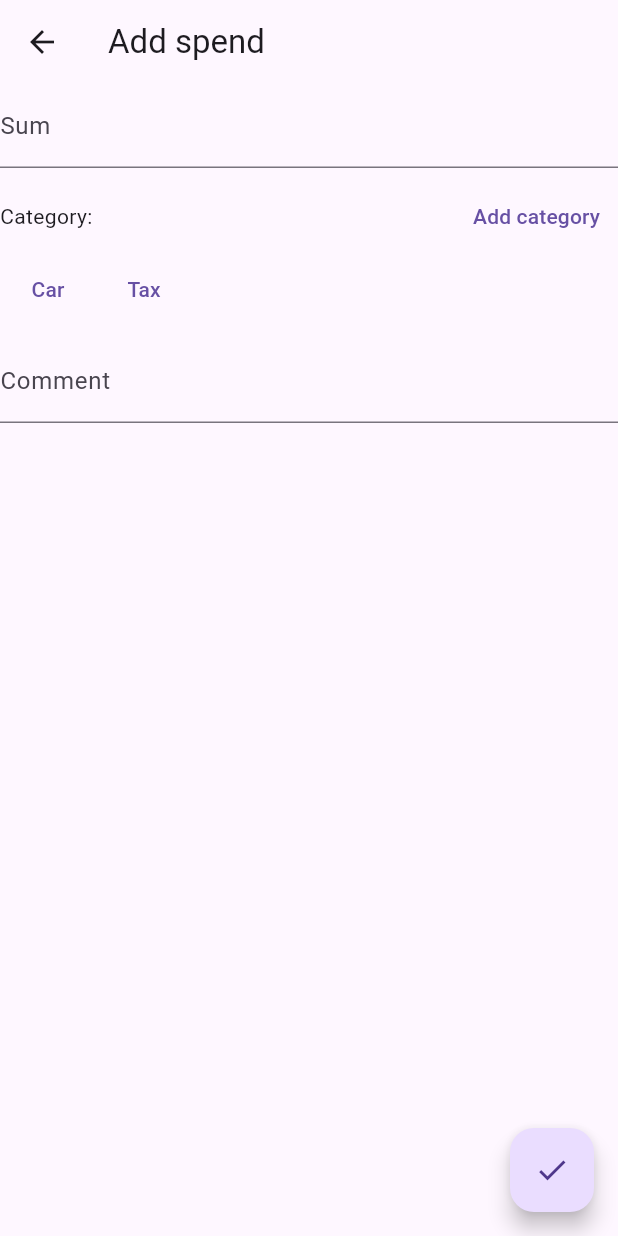
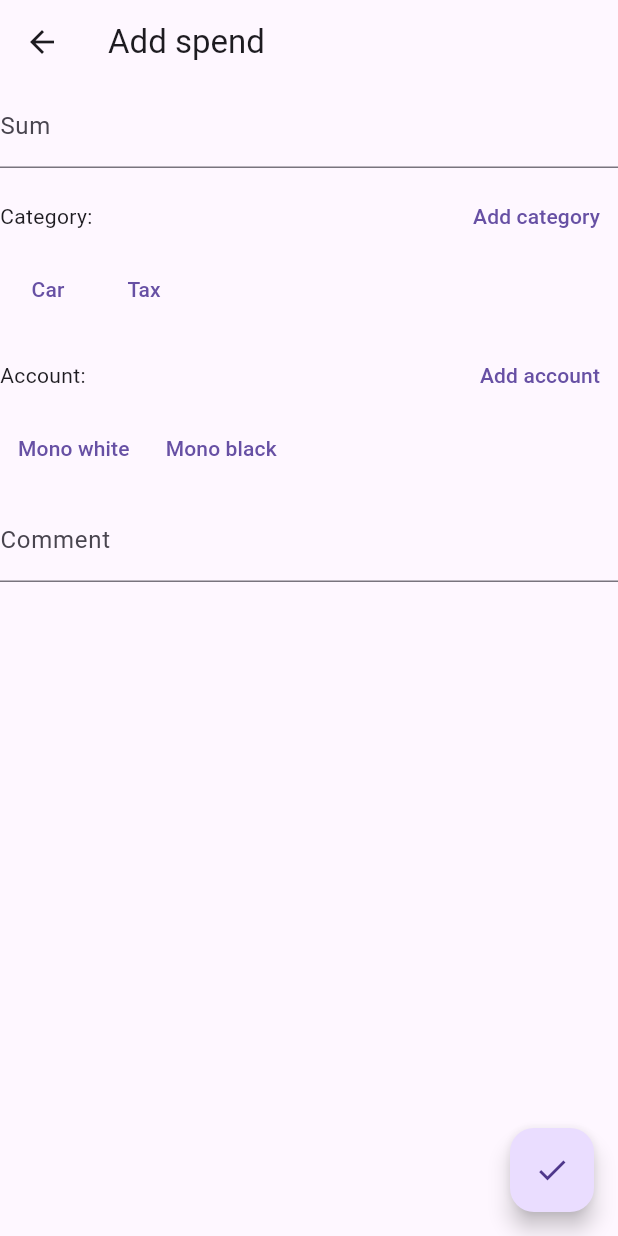
Before and after one commit to chitkiu/balance_budget, a Flutter app: the screen it shows after launch, after a tap on the "add" icon, on a phone screen of 412 x 824 dp. Run offline on Flutter 3.47's test engine with Material 2 defaults, Android fonts, the phone set to English and light mode, and no system bars; drawn by our look-alikes of flutter_platform_widgets; our stand-ins replace get, rxdart; generated files the repository leaves out were written again.

Commit message:
Added account

```diff
--- /dev/null
+++ b/lib/accounts/common/data/local_account_repository.dart
@@ -0,0 +1,70 @@
+import 'package:balance_budget/accounts/common/data/models/account.dart';
+import 'package:balance_budget/accounts/common/data/models/account_id.dart';
+import 'package:get/get.dart';
+import 'package:uuid/uuid.dart';
+
+class LocalAccountRepository {
+  final _uuid = const Uuid();
+  final RxList<Account> accounts = <Account>[].obs;
+
+  //TODO Remove after add normal storage
+  LocalAccountRepository() {
+    createDebit("Mono white", 1000);
+    createCredit("Mono black", 0, 1000);
+  }
+
+  void createDebit(String name, double totalBalance) {
+    accounts.add(DebitAccount(
+      id: AccountId(_uuid.v4()),
+      name: name,
+      totalBalance: totalBalance,
+    ));
+  }
+
+  void createCredit(String name, double ownBalance, double creditBalance) {
+    accounts.add(CreditAccount(
+      id: AccountId(_uuid.v4()),
+      name: name,
+      ownBalance: ownBalance,
+      creditBalance: creditBalance,
+    ));
+  }
+
+  Account? getAccountById(AccountId id) {
+    return accounts.firstWhereOrNull((element) => element.id == id);
+  }
+
+  void remove(AccountId category) {
+    accounts.removeWhere((element) => element.id == category);
+  }
+
+  void edit(AccountId id,
+      {String? name, double? totalBalance, double? ownBalance, double? creditBalance}) {
+
+    var editAccount = accounts.firstWhereOrNull((element) => element.id == id);
+    if (editAccount == null) {
+      return;
+    }
+
+    var index = accounts.lastIndexOf(editAccount);
+
+    accounts.removeAt(index);
+
+    Account? newAccount;
+
+    if (editAccount is DebitAccount) {
+      newAccount = editAccount.copyWith(
+        name: name,
+        totalBalance: totalBalance,
+      );
+    } else if (editAccount is CreditAccount) {
+      newAccount = editAccount.copyWith(
+        name: name,
+        ownBalance: ownBalance,
+        creditBalance: creditBalance,
+      );
+    }
+
+    accounts.insert(index, newAccount!);
+  }
+}
--- /dev/null
+++ b/lib/accounts/common/data/models/account_id.dart
@@ -0,0 +1,10 @@
+class AccountId {
+  final String id;
+
+  AccountId(this.id);
+
+  @override
+  String toString() {
+    return id;
+  }
+}
--- a/lib/home_screen/ui/home_screen.dart
+++ b/lib/home_screen/ui/home_screen.dart
@@ -1,3 +1,4 @@
+import 'package:balance_budget/accounts/common/data/local_account_repository.dart';
 import 'package:flutter/material.dart';
 import 'package:flutter_platform_widgets/flutter_platform_widgets.dart';
 import 'package:get/get.dart';
@@ -26,6 +27,7 @@ class _HomeScreenState extends State<HomeScreen> {
   void initState() {
     Get.lazyPut(() => LocalCategoryRepository());
     Get.lazyPut(() => LocalSpendRepository());
+    Get.lazyPut(() => LocalAccountRepository());
     Get.lazyPut(() => const SpendAggregator());
     super.initState();
   }
--- a/lib/l10n/app_en.arb
+++ b/lib/l10n/app_en.arb
@@ -8,7 +8,9 @@
   "addSpendTitle": "Add spend",
   "addSpendSumHint": "Sum",
   "addSpendCategoryHint": "Category:",
+  "addSpendAccountHint": "Account:",
   "addSpendCommentHint": "Comment",
+  "addAccount": "Add account",
   "addCategory": "Add category",
   "addCategoryNameHint": "Name"
 }
--- a/lib/l10n/app_uk.arb
+++ b/lib/l10n/app_uk.arb
@@ -8,7 +8,9 @@
   "addSpendTitle": "Додати витрату",
   "addSpendSumHint": "Сума",
   "addSpendCategoryHint": "Категорія:",
+  "addSpendAccountHint": "Аккаунт:",
   "addSpendCommentHint": "Коментар",
+  "addAccount": "Додати аккаунт",
   "addCategory": "Додати категорію",
   "addCategoryNameHint": "Назва"
 }
--- a/lib/spends/add/domain/add_spend_controller.dart
+++ b/lib/spends/add/domain/add_spend_controller.dart
@@ -1,5 +1,8 @@
 import 'dart:async';
 
+import 'package:balance_budget/accounts/common/data/local_account_repository.dart';
+import 'package:balance_budget/accounts/common/data/models/account_id.dart';
+import 'package:balance_budget/spends/add/ui/models/spend_account_ui_model.dart';
 import 'package:get/get.dart';
 import 'package:rxdart/rxdart.dart';
 
@@ -9,20 +12,29 @@ import '../../../categories/common/data/local_category_repository.dart';
 import '../../../categories/common/data/models/category_id.dart';
 import '../../common/data/local_spend_repository.dart';
 import '../ui/models/spend_category_ui_model.dart';
+import 'mappers/spend_account_ui_mapper.dart';
 import 'mappers/spend_category_ui_mapper.dart';
 
 class AddSpendController extends GetxController {
   final SpendCategoryUIMapper _spendCategoryUIMapper = SpendCategoryUIMapper();
+  final SpendAccountUIMapper _spendAccountUIMapper = SpendAccountUIMapper();
 
   LocalSpendRepository get _spendRepo => Get.find();
 
   LocalCategoryRepository get _categoryRepo => Get.find();
 
+  LocalAccountRepository get _accountRepo => Get.find();
+
   RxList<SpendCategoryUIModel> categoryList = <SpendCategoryUIModel>[].obs;
+
+  RxList<SpendAccountUIModel> accountList = <SpendAccountUIModel>[].obs;
 
   Rxn<CategoryId> selectedCategory = Rxn();
 
+  Rxn<AccountId> selectedAccount = Rxn();
+
   StreamSubscription? _subscription;
+  StreamSubscription? _accountSubscription;
 
   @override
   void onReady() {
@@ -41,6 +53,18 @@ class AddSpendController extends GetxController {
     _categoryRepo.categories.refresh();
     selectedCategory.refresh();
 
+    _accountSubscription?.cancel();
+    _accountSubscription = CombineLatestStream.combine2(
+      _accountRepo.accounts.stream,
+      selectedAccount.stream,
+      _spendAccountUIMapper.map,
+    ).listen((value) {
+      accountList.value = value;
+    });
+
+    _accountRepo.accounts.refresh();
+    selectedAccount.refresh();
+
     super.onReady();
   }
 
@@ -48,6 +72,8 @@ class AddSpendController extends GetxController {
   void onClose() {
     _subscription?.cancel();
     _subscription = null;
+    _accountSubscription?.cancel();
+    _accountSubscription = null;
     super.onClose();
   }
 
@@ -57,19 +83,25 @@ class AddSpendController extends GetxController {
       currentComment = null;
     }
 
-    var categoryId = selectedCategory.value;
     //TODO Add error
     if (double.tryParse(sum) == null) {
       return;
     }
 
+    var categoryId = selectedCategory.value;
     if (categoryId == null) {
+      return;
+    }
+
+    var accountId = selectedAccount.value;
+    if (accountId == null) {
       return;
     }
 
     _spendRepo.create(
         double.parse(sum),
         categoryId,
+        accountId,
         DateTime.now(),
         currentComment
     );
@@ -81,6 +113,10 @@ class AddSpendController extends GetxController {
     selectedCategory.value = category.categoryId;
   }
 
+  void selectAccount(SpendAccountUIModel account) {
+    selectedAccount.value = account.accountId;
+  }
+
   void onAddCategoryClick() {
     Get.to(
       () => AddCategoryScreen(),
--- /dev/null
+++ b/lib/spends/add/domain/mappers/spend_account_ui_mapper.dart
@@ -0,0 +1,16 @@
+import '../../../../accounts/common/data/models/account.dart';
+import '../../../../accounts/common/data/models/account_id.dart';
+import '../../ui/models/spend_account_ui_model.dart';
+
+class SpendAccountUIMapper {
+
+  List<SpendAccountUIModel> map(List<Account> categories, AccountId? selectedCategory) {
+    return categories.map((category) {
+      return SpendAccountUIModel(
+        category.id,
+        category.name,
+        category.id == selectedCategory,
+      );
+    }).toList();
+  }
+}
--- a/lib/spends/add/ui/add_spend_screen.dart
+++ b/lib/spends/add/ui/add_spend_screen.dart
@@ -86,6 +86,44 @@ class AddSpendScreen extends GetWidget<AddSpendController> {
           const SizedBox(
             height: 8,
           ),
+          Row(
+            mainAxisSize: MainAxisSize.max,
+            mainAxisAlignment: MainAxisAlignment.spaceBetween,
+            children: [
+              Text(Get.localisation.addSpendAccountHint),
+              PlatformTextButton(
+                onPressed: () {
+
+                },
+                child: Text(Get.localisation.addAccount),
+              )
+            ],
+          ),
+          SizedBox(
+            height: 50,
+            child: Obx(() {
+              return ListView(
+                scrollDirection: Axis.horizontal,
+                children: controller.accountList.map((element) {
+                  return PlatformTextButton(
+                    onPressed: () {
+                      controller.selectAccount(element);
+                    },
+                    child: Row(
+                      children: [
+                        Text(element.title),
+                        if (element.isSelected)
+                          const Icon(Icons.check) //TODO Cross-platform icon
+                      ],
+                    ),
+                  );
+                }).toList(),
+              );
+            }),
+          ),
+          const SizedBox(
+            height: 8,
+          ),
           PlatformTextField(
             controller: _commentController,
             material: (context, platform) {
--- /dev/null
+++ b/lib/spends/add/ui/models/spend_account_ui_model.dart
@@ -0,0 +1,9 @@
+import '../../../../accounts/common/data/models/account_id.dart';
+
+class SpendAccountUIModel {
+  final AccountId accountId;
+  final String title;
+  final bool isSelected;
+
+  SpendAccountUIModel(this.accountId, this.title, this.isSelected);
+}
--- a/lib/spends/common/data/local_spend_repository.dart
+++ b/lib/spends/common/data/local_spend_repository.dart
@@ -1,3 +1,5 @@
+import 'package:balance_budget/accounts/common/data/local_account_repository.dart';
+import 'package:balance_budget/accounts/common/data/models/account_id.dart';
 import 'package:get/get.dart';
 import 'package:uuid/uuid.dart';
 
@@ -14,25 +16,30 @@ class LocalSpendRepository {
   LocalSpendRepository() {
     LocalCategoryRepository category = Get.find();
     var allCategories = category.categories;
+    LocalAccountRepository accountRepository = Get.find();
+    var allAccounts = accountRepository.accounts;
     create(
         1.1,
         allCategories[0].id,
+        allAccounts[0].id,
         DateTime.now(),
         null
     );
     create(
         2.2,
         allCategories[1].id,
+        allAccounts[1].id,
         DateTime.now(),
         null
     );
   }
 
-  void create(double sum, CategoryId categoryId, DateTime time, String? comment) {
+  void create(double sum, CategoryId categoryId, AccountId accountId, DateTime time, String? comment) {
     spends.add(Spend(
       id: SpendId(_uuid.v4()),
       sum: sum,
       categoryId: categoryId,
+      accountId: accountId,
       time: time,
       comment: comment,
     ));
```
Also changed, not shown: lib/accounts/common/data/models/account.dart (added, +47 -0 lines), lib/spends/common/data/models/spend.dart (+6 -2 lines).
